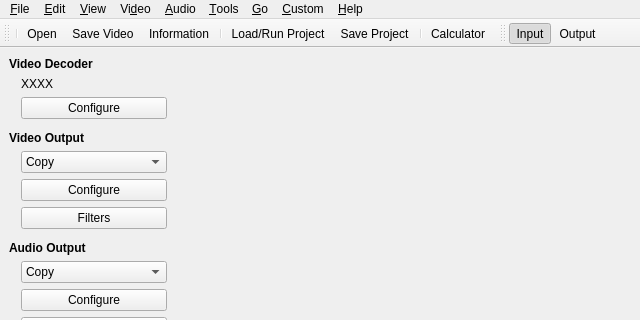
This is branches/avidemux_2.6_branch_mean/avidemux/qt4/ADM_userInterfaces/ADM_gui/gui2.ui in BackupTheBerlios/avidemux-svn as Qt 5 draws it before an edit; both pictures show x 0 to 640 and y 0 to 320 of the 640 by 640 pixel window. The edited form follows.
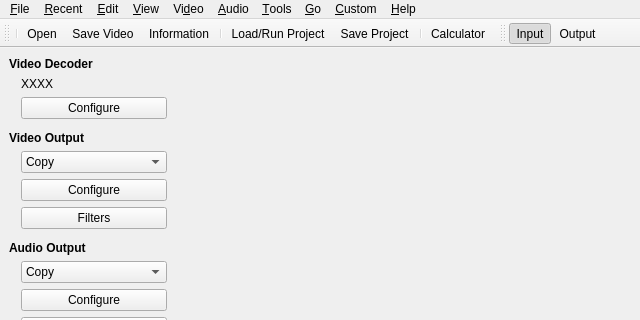
This is the edited form. Icons and pictures are not drawn. Custom widgets are drawn as their Qt base class.

Commit message: [UI/Qt4] Remove the translation table, hook manually the toolbar

The edit to the form file:
```diff
--- a/branches/avidemux_2.6_branch_mean/avidemux/qt4/ADM_userInterfaces/ADM_gui/gui2.ui
+++ b/branches/avidemux_2.6_branch_mean/avidemux/qt4/ADM_userInterfaces/ADM_gui/gui2.ui
@@ -1346,9 +1346,14 @@
     <property name="title">
      <string>&amp;File</string>
     </property>
-    <addaction name="separator"/>
+   </widget>
+   <widget class="QMenu" name="menuRecent">
+    <property name="title">
+     <string>&amp;Recent</string>
+    </property>
    </widget>
    <addaction name="menuFile"/>
+   <addaction name="menuRecent"/>
    <addaction name="menuEdit"/>
    <addaction name="menuView"/>
    <addaction name="menuVideo"/>
```
Left out of the diff: 27 changed lines with no effect on the pictures. The commit also changes 7 other files.
